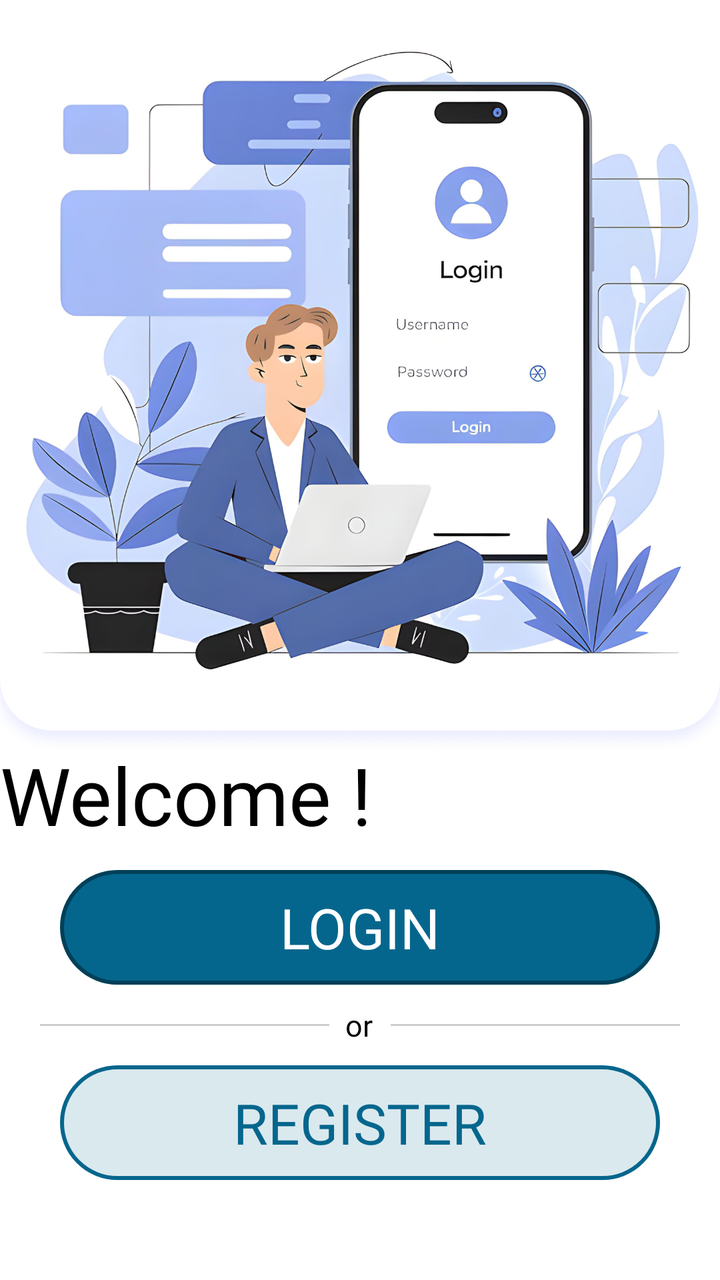
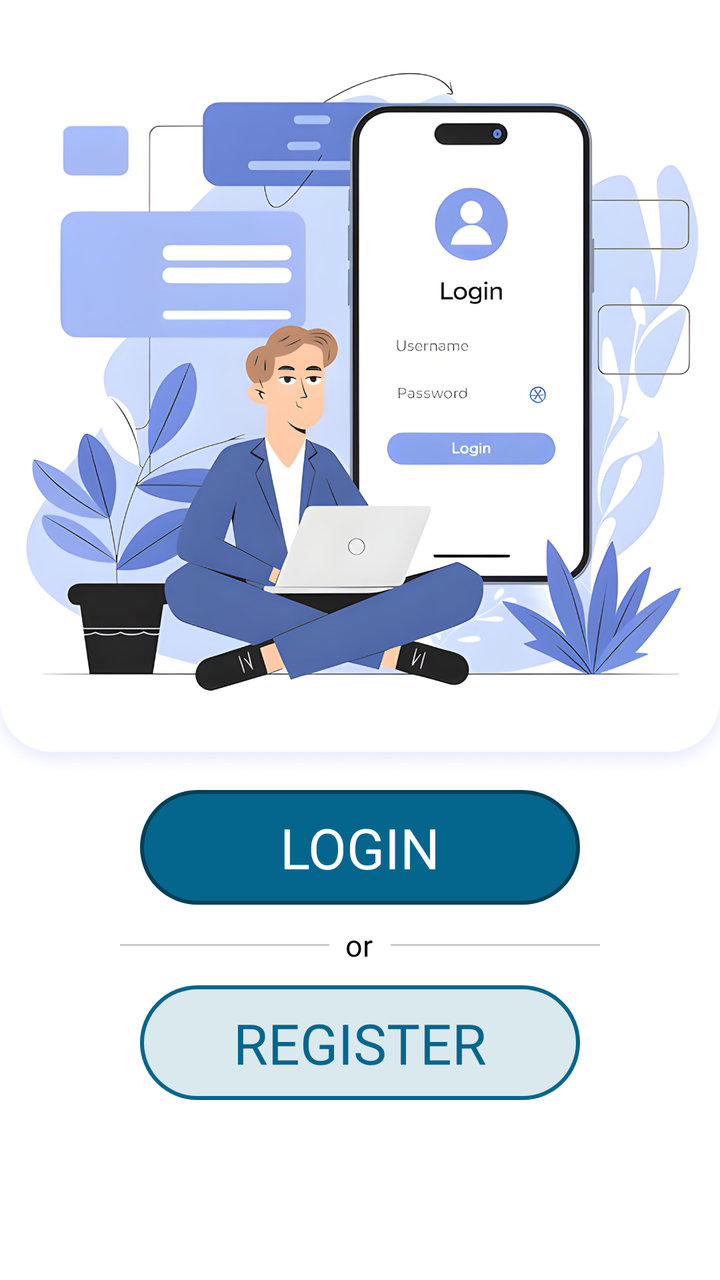

Two renders of the same Android screen: before a commit and after it. Below are the layout's source before the change and the commit's diff.
<!-- AndroidManifest.xml: application theme Theme.Hostelvault -->
<!-- res/layout/activity_launch.xml -->
<?xml version="1.0" encoding="utf-8"?>
<androidx.constraintlayout.widget.ConstraintLayout xmlns:android="http://schemas.android.com/apk/res/android"
    xmlns:app="http://schemas.android.com/apk/res-auto"
    xmlns:tools="http://schemas.android.com/tools"
    android:id="@+id/main"
    android:layout_width="wrap_content"
    android:layout_height="wrap_content"
    android:background="@color/white"
    android:gravity="center"
    tools:context=".launchActivity">

    <ImageView
        android:id="@+id/imageView"
        android:layout_width="match_parent"
        android:layout_height="wrap_content"
        android:scaleType="fitCenter"
        android:src="@drawable/goo"
        app:layout_constraintBottom_toTopOf="@+id/linearLayout"
        app:layout_constraintEnd_toEndOf="parent"
        app:layout_constraintHorizontal_bias="0.5"
        app:layout_constraintStart_toStartOf="parent"
        app:layout_constraintTop_toTopOf="parent"></ImageView>

    <com.google.android.material.textview.MaterialTextView
        android:id="@+id/materialTextView"
        android:layout_width="match_parent"
        android:layout_height="68dp"
        android:layout_marginBottom="5dp"
        android:autoSizeMaxTextSize="40sp"
        android:autoSizeMinTextSize="12sp"
        android:autoSizeStepGranularity="1sp"
        android:autoSizeTextType="uniform"
        android:fontFamily="@font/poppins_semibold"
        android:text="Welcome !"
        android:textColor="@color/black"
        android:textSize="40sp"
        app:layout_constraintBottom_toBottomOf="parent"
        app:layout_constraintEnd_toEndOf="parent"
        app:layout_constraintStart_toStartOf="parent"
        app:layout_constraintTop_toTopOf="parent"
        app:layout_constraintVertical_bias="0.654" />

    <LinearLayout
        android:id="@+id/linearLayout"
        android:layout_width="match_parent"
        android:layout_height="wrap_content"
        android:layout_marginBottom="30dp"
        android:orientation="vertical"
        android:padding="20dp"
        app:layout_constraintBottom_toBottomOf="parent"
        app:layout_constraintEnd_toEndOf="parent"
        app:layout_constraintHorizontal_bias="0.0"
        app:layout_constraintStart_toStartOf="parent"
        app:layout_constraintTop_toTopOf="parent"
        app:layout_constraintVertical_bias="1.0">

        <com.google.android.material.button.MaterialButton
            android:id="@+id/launchLogin"
            style="@style/Theme.Hostelvault"
            android:layout_width="match_parent"
            android:layout_height="wrap_content"
            android:layout_marginLeft="10dp"
            android:layout_marginRight="10dp"
            android:autoSizeMaxTextSize="28sp"
            android:autoSizeMinTextSize="12sp"
            android:autoSizeStepGranularity="1sp"
            android:autoSizeTextType="uniform"
            android:background="@drawable/btn_bg"
            android:fontFamily="@font/poppins_semibold"
            android:gravity="center"
            android:text="@string/login"
            android:textAllCaps="true"
            android:textColor="@color/white"
            android:textSize="28sp">


        </com.google.android.material.button.MaterialButton>

        <LinearLayout
            android:id="@+id/constraintLayout"
            android:layout_width="match_parent"
            android:layout_height="wrap_content"
            android:layout_marginTop="10dp"
            android:layout_marginBottom="10dp"
            android:gravity="center"
            android:orientation="horizontal"
            app:layout_constraintBottom_toTopOf="@+id/launchRegister"
            app:layout_constraintEnd_toEndOf="parent"
            app:layout_constraintHorizontal_bias="0.0"
            app:layout_constraintStart_toStartOf="parent">

            <View
                android:id="@+id/divider1"
                android:layout_width="150dp"
                android:layout_height="1dp"
                android:layout_marginStart="20dp"
                android:layout_marginEnd="8dp"
                android:background="#505F5F5F" />

            <TextView
                android:id="@+id/textView5"
                android:layout_width="wrap_content"
                android:layout_height="wrap_content"
                android:layout_marginEnd="9dp"
                android:fontFamily="@font/poppins"
                android:text="or"
                android:textColor="@color/black"
                android:textSize="15sp"
                app:layout_constraintBottom_toBottomOf="parent"
                app:layout_constraintEnd_toStartOf="@+id/divider2"
                app:layout_constraintStart_toEndOf="@+id/divider1"
                app:layout_constraintTop_toTopOf="parent"
                app:layout_constraintVertical_bias="0.5" />

            <View
                android:id="@+id/divider2"
                android:layout_width="150dp"
                android:layout_height="1dp"
                android:layout_marginEnd="20dp"
                android:background="#505f5f5f" />


        </LinearLayout>


        <com.google.android.material.button.MaterialButton
            android:id="@+id/launchRegister"
            style="@style/Theme.Hostelvault"
            android:layout_width="match_parent"
            android:layout_height="wrap_content"
            android:layout_marginLeft="10dp"
            android:layout_marginRight="10dp"
            android:autoSizeMaxTextSize="28sp"
            android:autoSizeMinTextSize="12sp"
            android:autoSizeStepGranularity="1sp"
            android:autoSizeTextType="uniform"
            android:background="@drawable/btn_bg_transparent"
            android:fontFamily="@font/poppins_semibold"
            android:gravity="center"
            android:text="@string/register"
            android:textAllCaps="true"
            android:textColor="@color/dark_teal"
            android:textSize="28sp"
            app:layout_constraintBottom_toBottomOf="parent"
            app:layout_constraintEnd_toEndOf="parent"
            app:layout_constraintHorizontal_bias="0.5"
            app:layout_constraintStart_toStartOf="parent" />


    </LinearLayout>


</androidx.constraintlayout.widget.ConstraintLayout>
<!-- resources referenced by this layout -->
<resources>
  <color name="black">#FF000000</color>
  <color name="dark_teal">#05668D</color>
  <color name="white">#FFFFFFFF</color>
  <!-- drawable btn_bg (drawable) -->
  <?xml version="1.0" encoding="utf-8"?>
  <shape xmlns:android="http://schemas.android.com/apk/res/android" android:shape="rectangle">
      <stroke
          android:color="#004058"
          android:width="2dp">
      </stroke>
      <corners
          android:radius="300dp">
      </corners>
      <solid
          android:color="@color/dark_teal">
      </solid>
  </shape>
  <!-- drawable btn_bg_transparent (drawable) -->
  <?xml version="1.0" encoding="utf-8"?>
  <shape xmlns:android="http://schemas.android.com/apk/res/android" android:shape="rectangle">
      <stroke
          android:color="@color/dark_teal"
          android:width="2dp">
      </stroke>
      <corners
          android:radius="1000dp">
      </corners>
      <solid
          android:color="#2505668D">
      </solid>
  
  </shape>
  <!-- drawable goo: png bitmap (drawable, 974243 bytes) -->
  <string name="login">Login</string>
  <string name="register">Register</string>
  <style name="Theme.Hostelvault" parent="Theme.Material3.DayNight.NoActionBar">
  
          <item name="android:statusBarColor">@color/bg_color</item>
          <item name="colorPrimary">@color/black</item>
          <item name="colorPrimaryVariant">@color/transparent</item>
          <item name="backgroundTint">@null</item>
          <item name="strokeColor">@null</item>
  
      </style>
  <color name="bg_color">#1A1A24</color>
  <color name="transparent">#004F4FA5</color>
</resources>

<!-- the commit's change to res/layout/activity_launch.xml (unified diff, before → after) -->
@@ -17,34 +17,20 @@
         android:src="@drawable/goo"
         app:layout_constraintBottom_toTopOf="@+id/linearLayout"
         app:layout_constraintEnd_toEndOf="parent"
-        app:layout_constraintHorizontal_bias="0.5"
-        app:layout_constraintStart_toStartOf="parent"
-        app:layout_constraintTop_toTopOf="parent"></ImageView>
-
-    <com.google.android.material.textview.MaterialTextView
-        android:id="@+id/materialTextView"
-        android:layout_width="match_parent"
-        android:layout_height="68dp"
-        android:layout_marginBottom="5dp"
-        android:autoSizeMaxTextSize="40sp"
-        android:autoSizeMinTextSize="12sp"
-        android:autoSizeStepGranularity="1sp"
-        android:autoSizeTextType="uniform"
-        android:fontFamily="@font/poppins_semibold"
-        android:text="Welcome !"
-        android:textColor="@color/black"
-        android:textSize="40sp"
-        app:layout_constraintBottom_toBottomOf="parent"
-        app:layout_constraintEnd_toEndOf="parent"
+        app:layout_constraintHorizontal_bias="0.0"
         app:layout_constraintStart_toStartOf="parent"
         app:layout_constraintTop_toTopOf="parent"
-        app:layout_constraintVertical_bias="0.654" />
+        app:layout_constraintVertical_bias="0.384">
+
+    </ImageView>
 
     <LinearLayout
         android:id="@+id/linearLayout"
         android:layout_width="match_parent"
         android:layout_height="wrap_content"
-        android:layout_marginBottom="30dp"
+        android:layout_marginBottom="70dp"
+        android:layout_marginEnd="40dp"
+        android:layout_marginStart="40dp"
         android:orientation="vertical"
         android:padding="20dp"
         app:layout_constraintBottom_toBottomOf="parent"
